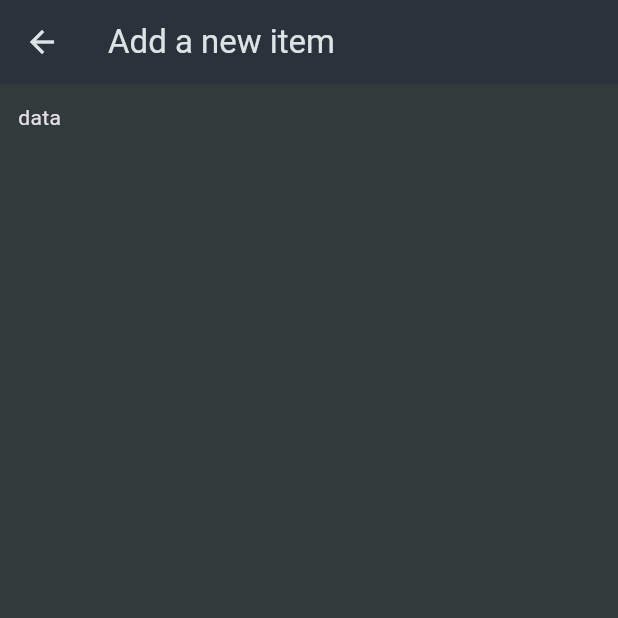
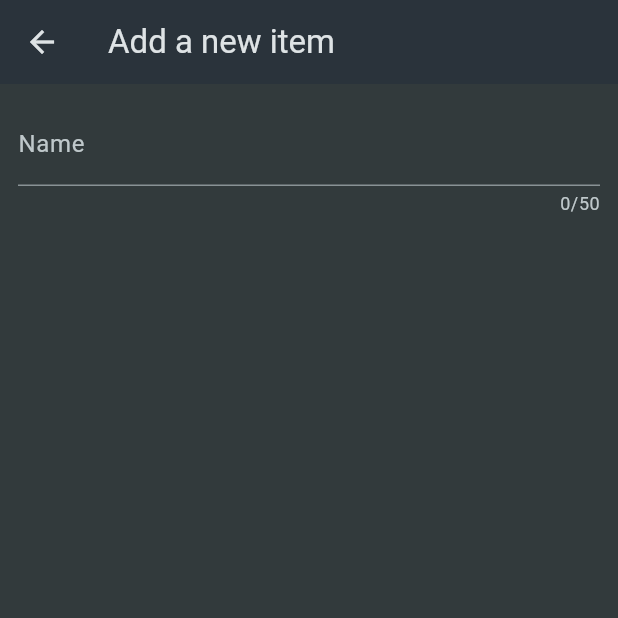
Before and after one commit to bcondefoodics/my_shopping_list, a Flutter app: the NewItem screen opened directly, on a phone screen of 412 x 824 dp, the top half of it. Run offline on Flutter 3.47's test engine with Material 3 defaults, Android fonts, the phone set to English and light mode, and no system bars.

Commit message:
Update using Form + TextFormField widgets

```diff
--- a/lib/widgets/new_item.dart
+++ b/lib/widgets/new_item.dart
@@ -12,7 +12,22 @@ class _NewItemState extends State<NewItem> {
   Widget build(BuildContext context) {
     return Scaffold(
       appBar: AppBar(title: Text('Add a new item')),
-      body: Padding(padding: EdgeInsets.all(12), child: Text('data')),
+      body: Padding(
+        padding: EdgeInsets.all(12),
+        child: Form(
+          child: Column(
+            children: [
+              TextFormField(
+                maxLength: 50,
+                validator: (value) {
+                  return 'Demo';
+                },
+                decoration: InputDecoration(label: Text('Name')),
+              ),
+            ],
+          ),
+        ),
+      ),
     );
   }
 }
```
